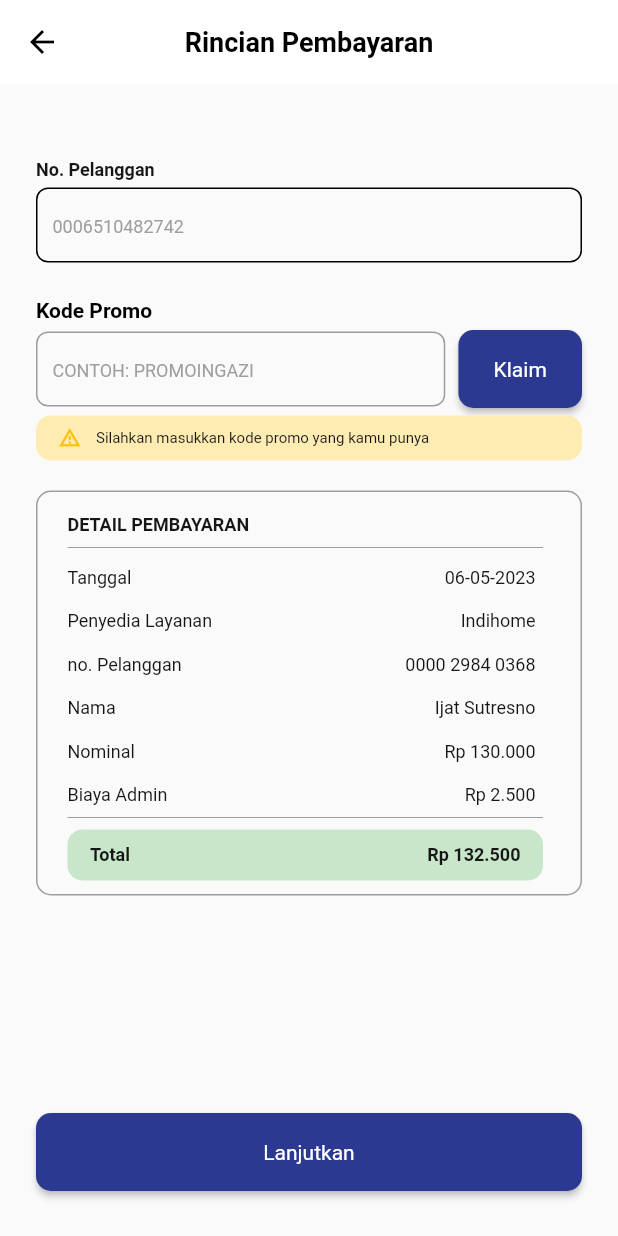
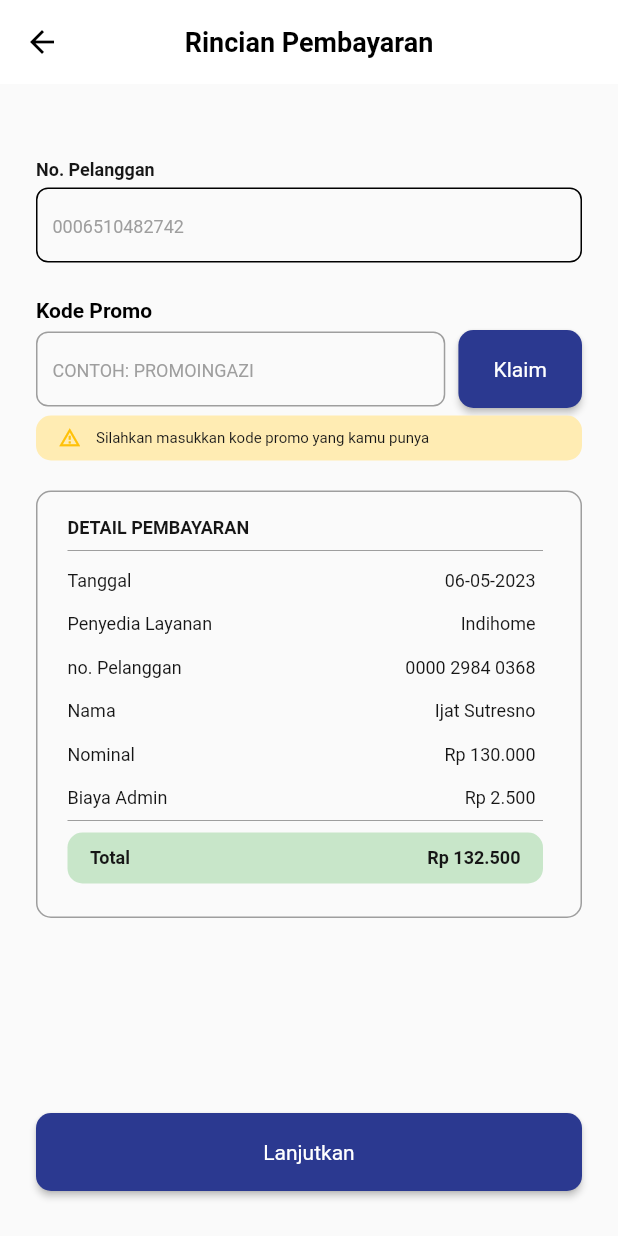
Before and after one commit to Kelompok10Capstone/Flutter_2023, a Flutter app: the PaymentDetailWifi screen opened directly, on a phone screen of 412 x 824 dp. Run offline on Flutter 3.47's test engine with Material 2 defaults, Android fonts, the phone set to English and light mode, and no system bars; our stand-ins replace google_fonts, pinput, shared_preferences, supercharged; accounts and stored records are empty.

Commit message:
edit feature wifi

```diff
--- a/capstone_flutter/lib/view/screen/wifi_screen/payment_detail_screen.dart
+++ b/capstone_flutter/lib/view/screen/wifi_screen/payment_detail_screen.dart
@@ -153,7 +153,7 @@ class _PaymentDetailWifiState extends State<PaymentDetailWifi> {
               ),
               Container(
                 width: MediaQuery.of(context).size.width,
-                height: 270,
+                height: 285,
                 decoration: BoxDecoration(
                   borderRadius: BorderRadius.circular(10),
                   border: Border.all(color: Colors.grey),
@@ -162,6 +162,7 @@ class _PaymentDetailWifiState extends State<PaymentDetailWifi> {
                   padding: const EdgeInsets.only(
                       left: 10, top: 15, bottom: 15, right: 15),
                   child: Column(
+                    mainAxisAlignment: MainAxisAlignment.center,
                     crossAxisAlignment: CrossAxisAlignment.start,
                     children: [
                       Padding(
--- a/capstone_flutter/lib/view/screen/wifi_screen/success_transaction_wifi_screen.dart
+++ b/capstone_flutter/lib/view/screen/wifi_screen/success_transaction_wifi_screen.dart
@@ -57,10 +57,11 @@ class SuccessTransactionWifi extends StatelessWidget {
                     borderRadius: BorderRadius.circular(10),
                     border: Border.all(color: Colors.black)),
                 width: double.infinity,
-                height: 305,
+                height: 320,
                 child: Padding(
                   padding: const EdgeInsets.all(15),
                   child: Column(
+                    mainAxisAlignment: MainAxisAlignment.center,
                     crossAxisAlignment: CrossAxisAlignment.start,
                     children: [
                       Row(
```
